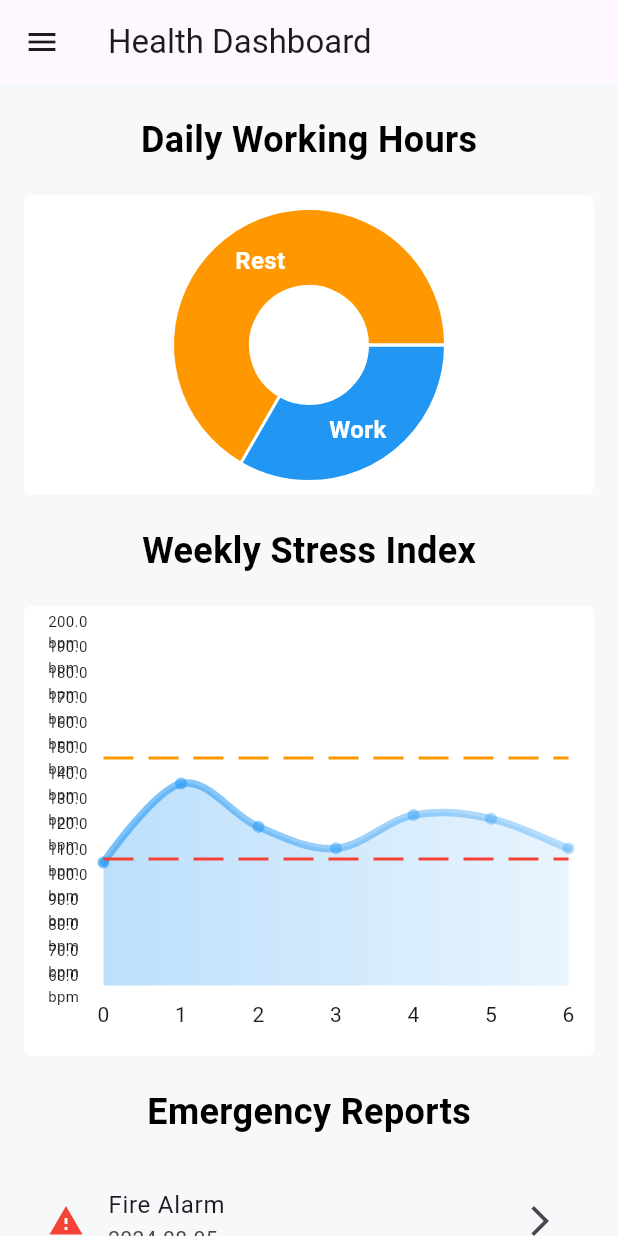
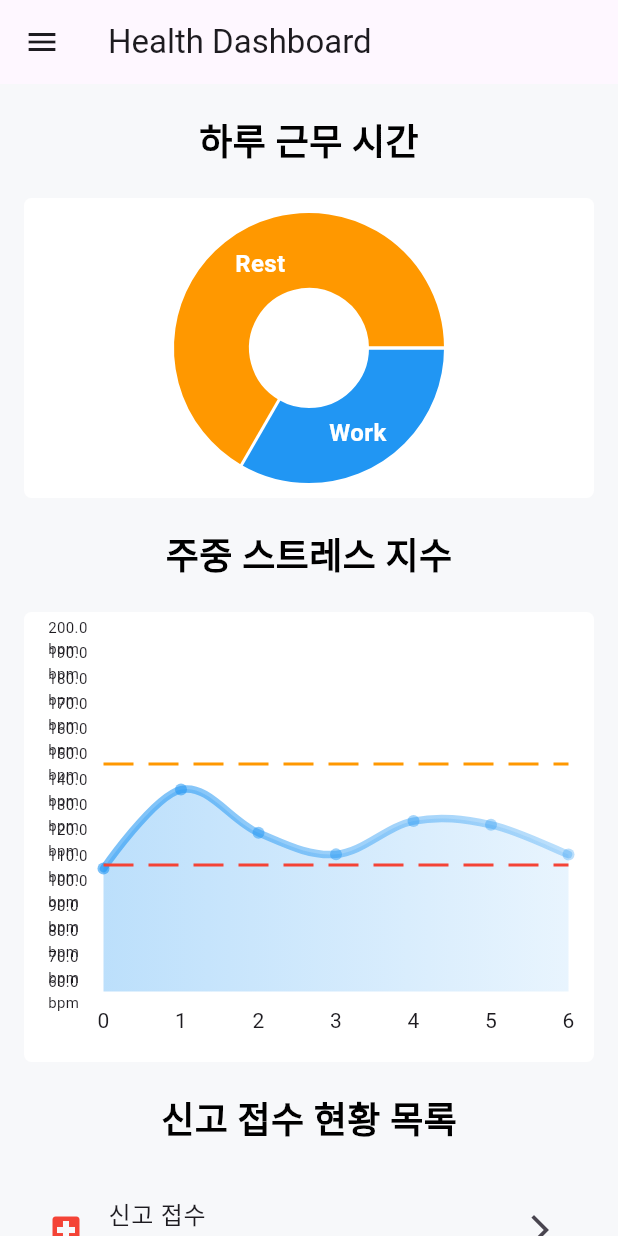
Before and after one commit to tlsgptj/cj_webapp, a Flutter app: the Detailchartscreen screen opened by its route, on a phone screen of 412 x 824 dp. Run offline on Flutter 3.47's test engine with Material 3 defaults, Android fonts, the light colour scheme and no system bars; drawn by our look-alikes of fl_chart; our stand-ins replace cloud_firestore, connectivity_plus, firebase_auth, firebase_core, firebase_database, firebase_storage and 3 more; accounts and stored records are empty; Roboto replaces fonts that are missing (Noto Sans HK); project files that could hold a hidden picture were left out.

Commit message:
근무 시간 표시

```diff
--- a/lib/users/DetailChartScreen.dart
+++ b/lib/users/DetailChartScreen.dart
@@ -4,6 +4,8 @@ import 'package:flutter/material.dart';
 import 'package:firebase_database/firebase_database.dart';
 import 'package:fl_chart/fl_chart.dart';
 import 'package:connectivity_plus/connectivity_plus.dart';
+
+import 'HeartRateData.dart';
 
 class Detailchartscreen extends StatefulWidget {
   @override
@@ -218,7 +220,7 @@ class _ChartScreenState extends State<Detailchartscreen> {
               SizedBox(height: 20),
               Center(
                 child: Text(
-                  'Daily Working Hours',
+                  '하루 근무 시간',
                   style: TextStyle(
                     color: Colors.black,
                     fontSize: 24,
@@ -251,7 +253,7 @@ class _ChartScreenState extends State<Detailchartscreen> {
               SizedBox(height: 20),
               Center(
                 child: Text(
-                  'Weekly Stress Index',
+                  '주중 스트레스 지수',
                   style: TextStyle(
                     color: Colors.black,
                     fontSize: 24,
@@ -280,7 +282,7 @@ class _ChartScreenState extends State<Detailchartscreen> {
               SizedBox(height: 20),
               Center(
                 child: Text(
-                  'Emergency Reports',
+                  '신고 접수 현황 목록',
                   style: TextStyle(
                     color: Colors.black,
                     fontSize: 24,
@@ -334,18 +336,18 @@ class _ChartScreenState extends State<Detailchartscreen> {
     return Column(
       children: [
         _reportTile(
-          icon: Icons.warning,
-          title: 'Fire Alarm',
+          icon: Icons.local_hospital,
+          title: '신고 접수',
           date: '2024-08-05',
         ),
         _reportTile(
           icon: Icons.local_hospital,
-          title: 'Medical Emergency',
+          title: '신고 접수',
           date: '2024-08-04',
         ),
         _reportTile(
-          icon: Icons.lock,
-          title: 'Security Alert',
+          icon: Icons.local_hospital,
+          title: '신고 접수',
           date: '2024-08-03',
         ),
       ],
@@ -503,10 +505,3 @@ class _ChartScreenState extends State<Detailchartscreen> {
     );
   }
 }
-
-class HeartRateData {
-  final DateTime time;
-  final double heartRate;
-
-  HeartRateData(this.time, this.heartRate);
-}
```
